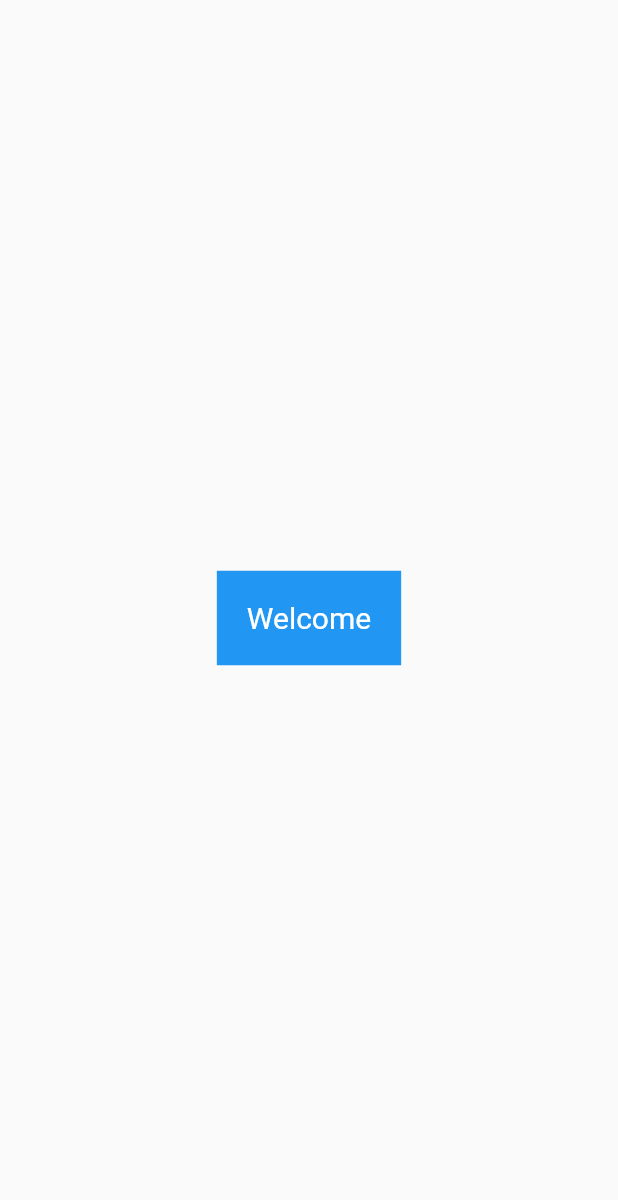
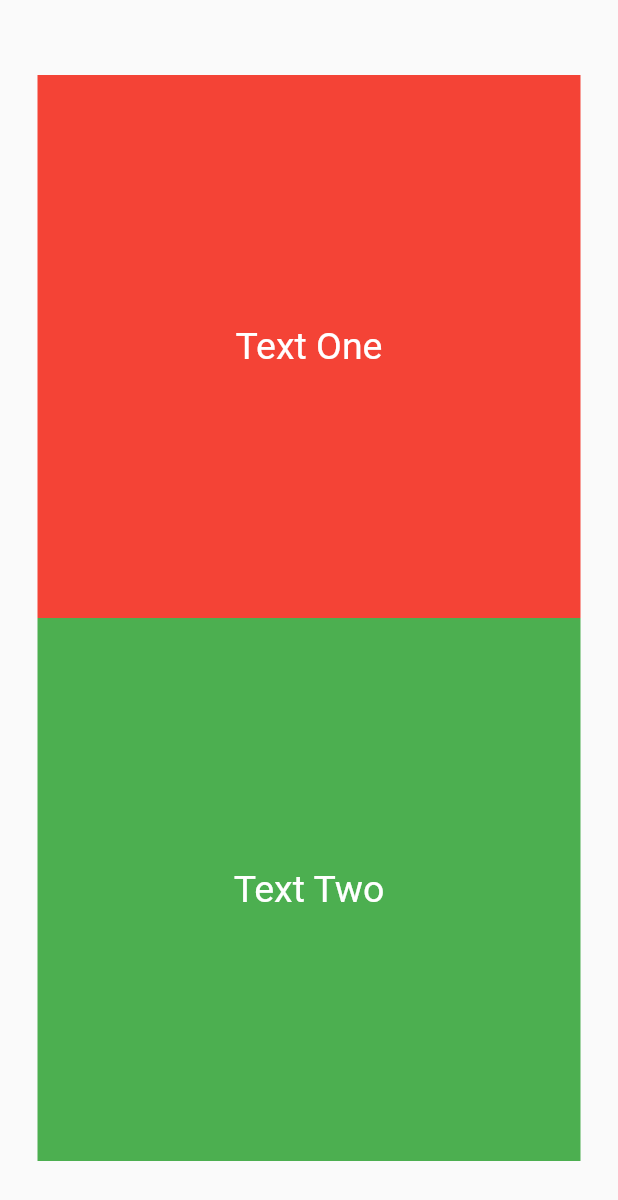
Before and after one commit to vleiswal/retro_widgets, a Flutter app: the screen it shows after launch, on a phone screen of 412 x 824 dp. Shown: the top 1200 px of the screen. Run offline on Flutter 3.47's test engine with Material 2 defaults, Android fonts, the phone set to English and light mode, and no system bars.

Commit message:
media_query

```diff
--- a/lib/main.dart
+++ b/lib/main.dart
@@ -19,25 +19,48 @@ class MyApp extends StatelessWidget {
 }
 
 class MyHomePage extends StatelessWidget {
+  final ScrollController controller = ScrollController();
+
+  List<Widget> layoutChildren(double boxSide) {
+    return [
+      Container(
+        width: boxSide,
+        height: boxSide,
+        color: Colors.red,
+        alignment: Alignment.center,
+        child: Text('Text One',
+            style: TextStyle(color: Colors.white, fontSize: 25)),
+      ),
+      Container(
+        width: boxSide,
+        height: boxSide,
+        color: Colors.green,
+        alignment: Alignment.center,
+        child: Text('Text Two',
+            style: TextStyle(color: Colors.white, fontSize: 25)),
+      ),
+    ];
+  }
+
   @override
   Widget build(BuildContext context) {
     Size size = MediaQuery.of(context).size;
+    Orientation orientation = MediaQuery.of(context).orientation;
+    double boxSide = size.shortestSide - 50;
     return Scaffold(
-      body: Center(
-        child: Container(
-          color: Colors.blue,
-          child: Padding(
-            padding: EdgeInsets.all(20),
-            child: Text(
-              'Welcome',
-              style: TextStyle(
-                fontSize: 20,
-                color: Colors.white,
-              ),
-            ),
-          ),
-        ),
-      ),
+      body: Center(child: Builder(builder: (context) {
+        if (orientation.index == Orientation.landscape.index) {
+          return Row(
+            mainAxisAlignment: MainAxisAlignment.center,
+            children: layoutChildren(boxSide),
+          );
+        } else {
+          return Column(
+            mainAxisAlignment: MainAxisAlignment.center,
+            children: layoutChildren(boxSide),
+          );
+        }
+      })),
     );
   }
 }
```
